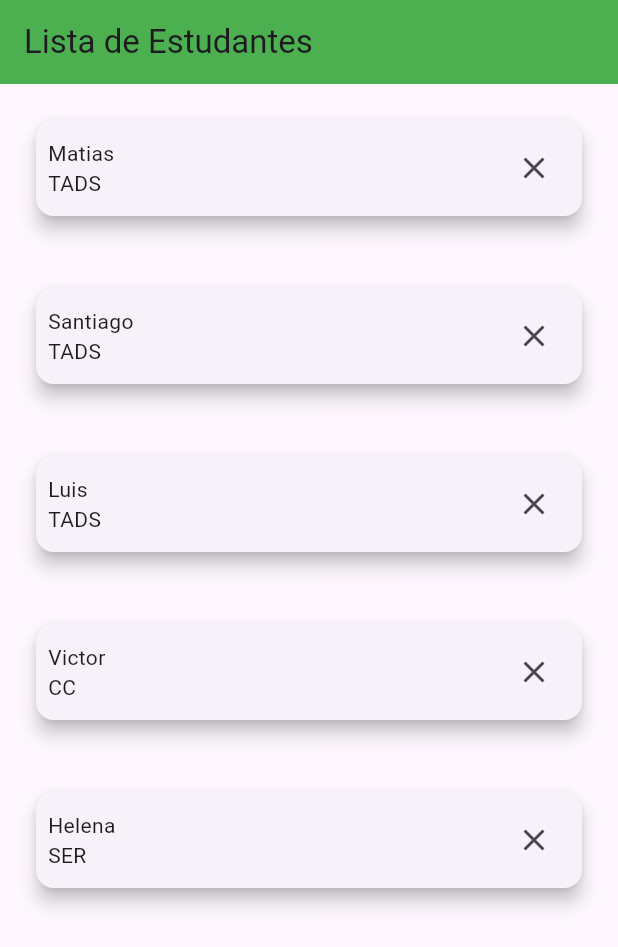
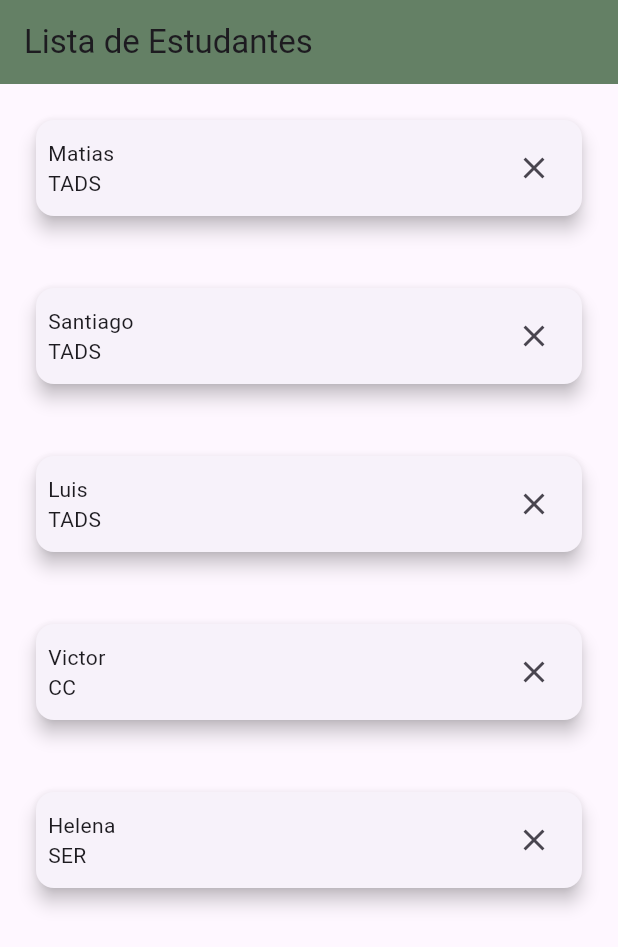
Before and after one commit to veroafr/lista_estudantes, a Flutter app: the screen it shows after launch, on a phone screen of 412 x 824 dp. Shown: the top 947 px of the screen. Run offline on Flutter 3.47's test engine with Material 3 defaults, Android fonts, the phone set to English and light mode, and no system bars.

Commit message:
caambio barra color

```diff
--- a/lib/pagina1.dart
+++ b/lib/pagina1.dart
@@ -29,7 +29,7 @@ class _Pagina1State extends State<Pagina1> {
     return Scaffold(
       appBar: AppBar(
         title: const Text('Lista de Estudantes'),
-        backgroundColor: Colors.green,
+        backgroundColor: const Color.fromARGB(255, 100, 128, 101),
       ),
       body: ListView.builder(
         itemCount: listaEstudantes.length,
```
